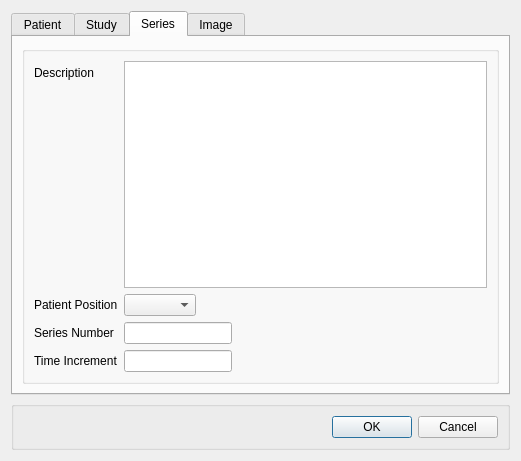
Before: the Qt Designer form ConvertToDicom/dicomattributesdialog.ui in TimAllman/ConvertToDicom-Qt, drawn with Qt 5.
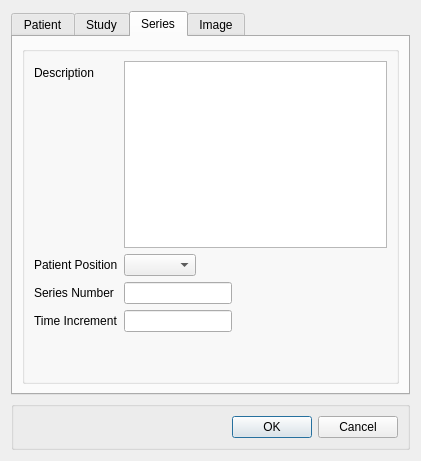
After: the same form once the commit is applied. The open tabs and pages were chosen to show the change.

What changed in the file:
```diff
--- a/ConvertToDicom/dicomattributesdialog.ui
+++ b/ConvertToDicom/dicomattributesdialog.ui
@@ -6,7 +6,7 @@
    <rect>
     <x>0</x>
     <y>0</y>
-    <width>521</width>
+    <width>421</width>
     <height>461</height>
    </rect>
   </property>
@@ -230,6 +230,8 @@
          <property name="checkable">
           <bool>false</bool>
          </property>
+         <layout class="QVBoxLayout" name="verticalLayout_7">
+          <item>
          <layout class="QFormLayout" name="formLayout_3">
           <property name="fieldGrowthPolicy">
            <enum>QFormLayout::ExpandingFieldsGrow</enum>
@@ -242,7 +244,14 @@
            </widget>
           </item>
           <item row="0" column="1">
-           <widget class="QTextEdit" name="seriesDescriptionTextEdit"/>
+             <widget class="QTextEdit" name="seriesDescriptionTextEdit">
+              <property name="sizePolicy">
+               <sizepolicy hsizetype="Expanding" vsizetype="Preferred">
+                <horstretch>0</horstretch>
+                <verstretch>0</verstretch>
+               </sizepolicy>
+              </property>
+             </widget>
           </item>
           <item row="1" column="0">
            <widget class="QLabel" name="label_12">
@@ -289,6 +298,24 @@
            </widget>
           </item>
          </layout>
+          </item>
+          <item>
+           <spacer name="verticalSpacer_2">
+            <property name="orientation">
+             <enum>Qt::Vertical</enum>
+            </property>
+            <property name="sizeType">
+             <enum>QSizePolicy::MinimumExpanding</enum>
+            </property>
+            <property name="sizeHint" stdset="0">
+             <size>
+              <width>215</width>
+              <height>40</height>
+             </size>
+            </property>
+           </spacer>
+          </item>
+         </layout>
         </widget>
        </item>
       </layout>
```
Left out of the diff: 101 changed lines with no effect on the pictures. Lines whose indentation alone changed are shown as unchanged.
